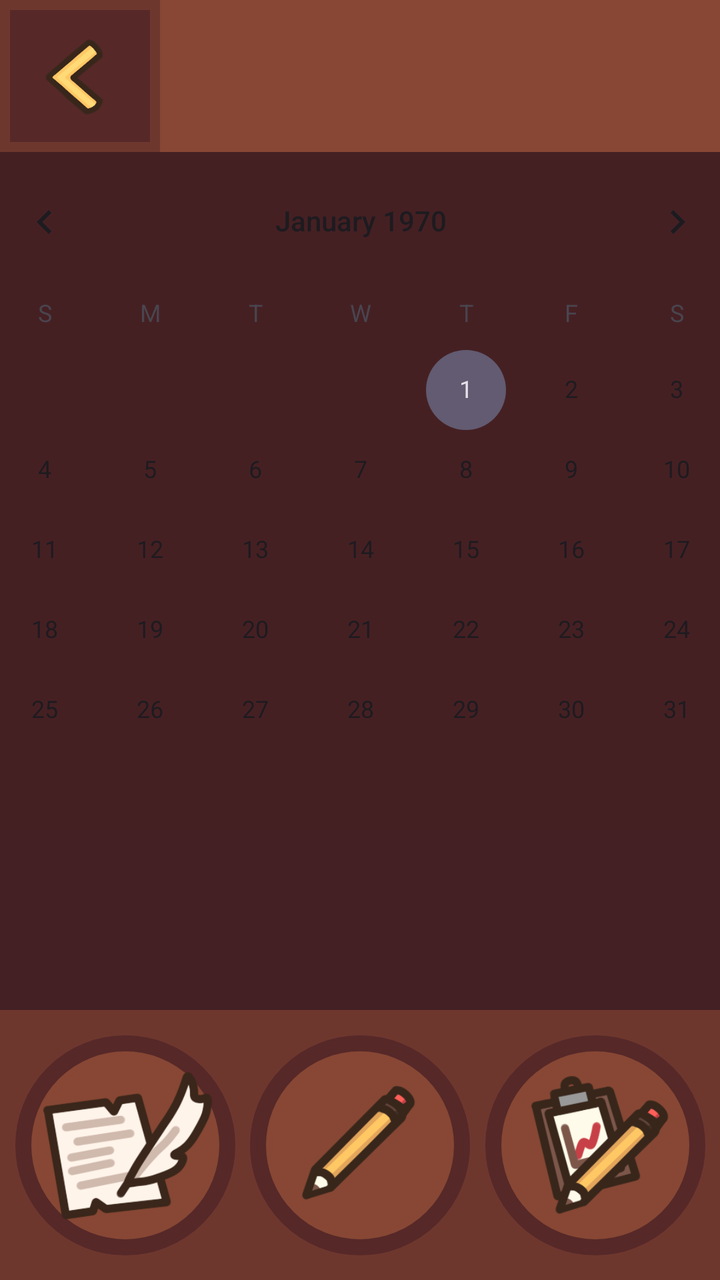
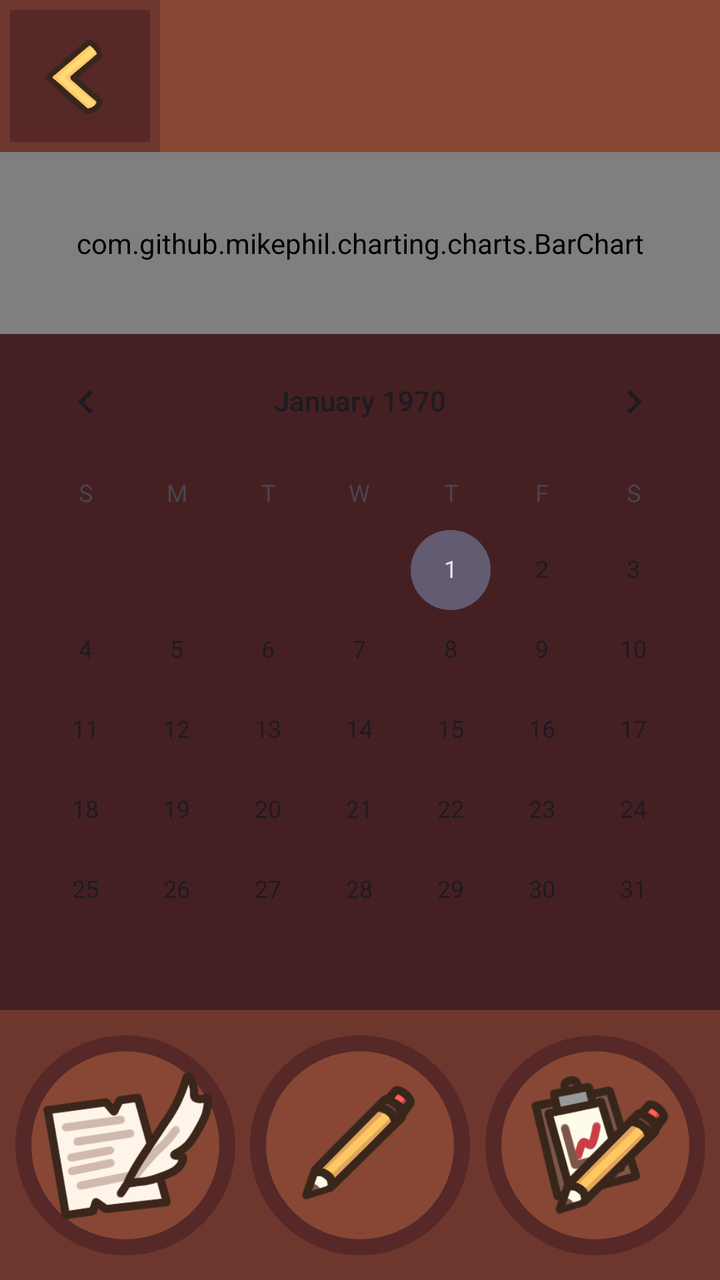

Compare the two renders of this Android layout. The source of the first and the diff that turns it into the second are given below.
<!-- AndroidManifest.xml: application theme Theme.LifeGeon -->
<!-- res/layout/activity_seguimiento.xml -->
<?xml version="1.0" encoding="utf-8"?>
<androidx.constraintlayout.widget.ConstraintLayout xmlns:android="http://schemas.android.com/apk/res/android"
    xmlns:app="http://schemas.android.com/apk/res-auto"
    xmlns:tools="http://schemas.android.com/tools"
    android:id="@+id/main"
    android:layout_width="match_parent"
    android:layout_height="match_parent"
    android:background="#442024"
    tools:context=".Seguimiento">

    <androidx.constraintlayout.widget.ConstraintLayout
        android:id="@+id/contenedorNav"
        android:layout_width="0dp"
        android:layout_height="135dp"
        android:background="#6E372E"
        app:layout_constraintBottom_toBottomOf="parent"
        app:layout_constraintEnd_toEndOf="parent"
        app:layout_constraintHorizontal_bias="0.0"
        app:layout_constraintStart_toStartOf="parent">

        <androidx.constraintlayout.widget.ConstraintLayout
            android:id="@+id/botonDiario"
            android:layout_width="110dp"
            android:layout_height="110dp"
            android:background="@drawable/circulo"
            android:backgroundTint="@color/brown2"
            android:contentDescription="@string/aventura"
            app:layout_constraintBottom_toBottomOf="parent"
            app:layout_constraintEnd_toEndOf="parent"
            app:layout_constraintStart_toEndOf="@+id/botonCrearTarea"
            app:layout_constraintTop_toTopOf="parent">

            <androidx.constraintlayout.widget.ConstraintLayout
                android:layout_width="0dp"
                android:layout_height="0dp"
                android:layout_margin="8dp"
                android:background="@drawable/circulo"
                android:backgroundTint="@color/brown4"
                app:layout_constraintBottom_toBottomOf="parent"
                app:layout_constraintEnd_toEndOf="parent"
                app:layout_constraintStart_toStartOf="parent"
                app:layout_constraintTop_toTopOf="parent">

                <ImageView
                    android:id="@+id/imageView6"
                    android:layout_width="wrap_content"
                    android:layout_height="wrap_content"
                    app:layout_constraintBottom_toBottomOf="parent"
                    app:layout_constraintEnd_toEndOf="parent"
                    app:layout_constraintStart_toStartOf="parent"
                    app:layout_constraintTop_toTopOf="parent"
                    app:srcCompat="@drawable/s2" />
            </androidx.constraintlayout.widget.ConstraintLayout>
        </androidx.constraintlayout.widget.ConstraintLayout>

        <androidx.constraintlayout.widget.ConstraintLayout
            android:id="@+id/botonCrearTarea"
            android:layout_width="110dp"
            android:layout_height="110dp"
            android:background="@drawable/circulo"
            android:backgroundTint="@color/brown2"
            android:contentDescription="@string/btnTarea"
            app:layout_constraintBottom_toBottomOf="parent"
            app:layout_constraintEnd_toEndOf="parent"
            app:layout_constraintStart_toStartOf="parent"
            app:layout_constraintTop_toTopOf="parent">

            <androidx.constraintlayout.widget.ConstraintLayout
                android:layout_width="0dp"
                android:layout_height="0dp"
                android:layout_margin="8dp"
                android:background="@drawable/circulo"
                android:backgroundTint="@color/brown4"
                app:layout_constraintBottom_toBottomOf="parent"
                app:layout_constraintEnd_toEndOf="parent"
                app:layout_constraintStart_toStartOf="parent"
                app:layout_constraintTop_toTopOf="parent">

                <ImageView
                    android:id="@+id/imageView7"
                    android:layout_width="wrap_content"
                    android:layout_height="wrap_content"
                    app:layout_constraintBottom_toBottomOf="parent"
                    app:layout_constraintEnd_toEndOf="parent"
                    app:layout_constraintStart_toStartOf="parent"
                    app:layout_constraintTop_toTopOf="parent"
                    app:srcCompat="@drawable/lapiz" />
            </androidx.constraintlayout.widget.ConstraintLayout>
        </androidx.constraintlayout.widget.ConstraintLayout>

        <androidx.constraintlayout.widget.ConstraintLayout
            android:id="@+id/botonTienda"
            android:layout_width="110dp"
            android:layout_height="110dp"
            android:background="@drawable/circulo"
            android:backgroundTint="@color/brown2"
            android:contentDescription="@string/tienda"
            app:layout_constraintBottom_toBottomOf="parent"
            app:layout_constraintEnd_toStartOf="@+id/botonCrearTarea"
            app:layout_constraintStart_toStartOf="parent"
            app:layout_constraintTop_toTopOf="parent">

            <androidx.constraintlayout.widget.ConstraintLayout
                android:layout_width="0dp"
                android:layout_height="0dp"
                android:layout_margin="8dp"
                android:background="@drawable/circulo"
                android:backgroundTint="@color/brown4"
                app:layout_constraintBottom_toBottomOf="parent"
                app:layout_constraintEnd_toEndOf="parent"
                app:layout_constraintStart_toStartOf="parent"
                app:layout_constraintTop_toTopOf="parent">

                <ImageView
                    android:id="@+id/imageView8"
                    android:layout_width="wrap_content"
                    android:layout_height="wrap_content"
                    app:layout_constraintBottom_toBottomOf="parent"
                    app:layout_constraintEnd_toEndOf="parent"
                    app:layout_constraintStart_toStartOf="parent"
                    app:layout_constraintTop_toTopOf="parent"
                    app:srcCompat="@drawable/escribir" />
            </androidx.constraintlayout.widget.ConstraintLayout>
        </androidx.constraintlayout.widget.ConstraintLayout>
    </androidx.constraintlayout.widget.ConstraintLayout>

    <androidx.constraintlayout.widget.ConstraintLayout
        android:id="@+id/constraintLayout6"
        android:layout_width="0dp"
        android:layout_height="76dp"
        android:background="#874734"
        app:layout_constraintEnd_toEndOf="parent"
        app:layout_constraintStart_toStartOf="parent"
        app:layout_constraintTop_toTopOf="parent">

        <androidx.constraintlayout.widget.ConstraintLayout
            android:layout_width="80dp"
            android:layout_height="0dp"
            android:background="#6E372E"
            android:contentDescription="@string/volver"
            android:onClick="back"
            app:layout_constraintBottom_toBottomOf="parent"
            app:layout_constraintStart_toStartOf="parent"
            app:layout_constraintTop_toTopOf="parent">

            <androidx.constraintlayout.widget.ConstraintLayout
                android:layout_width="0dp"
                android:layout_height="0dp"
                android:layout_margin="5dp"
                android:background="@color/brown2"
                app:layout_constraintBottom_toBottomOf="parent"
                app:layout_constraintEnd_toEndOf="parent"
                app:layout_constraintStart_toStartOf="parent"
                app:layout_constraintTop_toTopOf="parent">

                <ImageView
                    android:id="@+id/imageView4"
                    android:layout_width="wrap_content"
                    android:layout_height="wrap_content"
                    app:layout_constraintBottom_toBottomOf="parent"
                    app:layout_constraintEnd_toEndOf="parent"
                    app:layout_constraintStart_toStartOf="parent"
                    app:layout_constraintTop_toTopOf="parent"
                    app:srcCompat="@drawable/back" />
            </androidx.constraintlayout.widget.ConstraintLayout>
        </androidx.constraintlayout.widget.ConstraintLayout>
    </androidx.constraintlayout.widget.ConstraintLayout>

    <androidx.constraintlayout.widget.ConstraintLayout
        android:layout_width="409dp"
        android:layout_height="0dp"
        android:layout_marginTop="1dp"
        app:layout_constraintEnd_toEndOf="parent"
        app:layout_constraintStart_toStartOf="parent"
        app:layout_constraintTop_toBottomOf="@+id/constraintLayout6">

        <androidx.constraintlayout.widget.ConstraintLayout
            android:id="@+id/constraintLayout8"
            android:layout_width="match_parent"
            android:layout_height="wrap_content"
            android:background="#4F2E26"
            app:layout_constraintBottom_toBottomOf="parent"
            app:layout_constraintEnd_toEndOf="parent"
            app:layout_constraintStart_toStartOf="parent">

            <CalendarView
                android:id="@+id/calendarView3"
                android:layout_width="0dp"
                android:layout_height="wrap_content"
                android:background="#452023"
                android:focusedMonthDateColor="#FFB432"
                android:unfocusedMonthDateColor="#F6F6F6"
                android:weekNumberColor="#FFFFFF"
                android:weekSeparatorLineColor="#673AB7"
                app:layout_constraintBottom_toBottomOf="parent"
                app:layout_constraintEnd_toEndOf="parent"
                app:layout_constraintStart_toStartOf="parent"
                app:layout_constraintTop_toTopOf="parent" />
        </androidx.constraintlayout.widget.ConstraintLayout>

        <androidx.constraintlayout.widget.ConstraintLayout
            android:layout_width="0dp"
            android:layout_height="0dp"
            android:background="#552829"
            app:layout_constraintBottom_toTopOf="@+id/constraintLayout8"
            app:layout_constraintEnd_toEndOf="parent"
            app:layout_constraintStart_toStartOf="parent"
            app:layout_constraintTop_toTopOf="parent">

        </androidx.constraintlayout.widget.ConstraintLayout>

    </androidx.constraintlayout.widget.ConstraintLayout>

</androidx.constraintlayout.widget.ConstraintLayout>
<!-- resources referenced by this layout -->
<resources>
  <color name="brown2">#562828</color>
  <color name="brown4">#874734</color>
  <!-- drawable back: png bitmap (drawable, 11775 bytes) -->
  <!-- drawable circulo (drawable) -->
  <?xml version="1.0" encoding="utf-8"?>
      <shape xmlns:android="http://schemas.android.com/apk/res/android">
          <solid android:color="#FFFFFF"/>
          <stroke android:width="3dp" android:color="#B1BCBE" />
          <corners android:radius="500dp"/>
          <padding android:left="0dp" android:top="0dp" android:right="0dp" android:bottom="0dp" />
      </shape>
  <!-- drawable escribir: png bitmap (drawable, 19107 bytes) -->
  <!-- drawable lapiz: png bitmap (drawable, 8721 bytes) -->
  <!-- drawable s2: png bitmap (drawable, 17964 bytes) -->
  <string name="aventura">Jugar</string>
  <string name="btnTarea">Crear Tarea</string>
  <string name="tienda">Tienda</string>
  <string name="volver">Volver atras</string>
  <style name="Theme.LifeGeon" parent="Base.Theme.LifeGeon" />
  <style name="Base.Theme.LifeGeon" parent="Theme.Material3.DayNight.NoActionBar">
          
          
      </style>
</resources>

<!-- the commit's change to res/layout/activity_seguimiento.xml (unified diff, before → after) -->
@@ -45,6 +45,8 @@
                     android:id="@+id/imageView6"
                     android:layout_width="wrap_content"
                     android:layout_height="wrap_content"
+                    android:contentDescription="@string/btnStats"
+                    android:onClick="intentStats"
                     app:layout_constraintBottom_toBottomOf="parent"
                     app:layout_constraintEnd_toEndOf="parent"
                     app:layout_constraintStart_toStartOf="parent"
@@ -80,6 +82,7 @@
                     android:id="@+id/imageView7"
                     android:layout_width="wrap_content"
                     android:layout_height="wrap_content"
+                    android:contentDescription="@string/btnCrearDiario"
                     app:layout_constraintBottom_toBottomOf="parent"
                     app:layout_constraintEnd_toEndOf="parent"
                     app:layout_constraintStart_toStartOf="parent"
@@ -115,6 +118,8 @@
                     android:id="@+id/imageView8"
                     android:layout_width="wrap_content"
                     android:layout_height="wrap_content"
+                    android:contentDescription="@string/btnDiario"
+                    android:onClick="intentDiario"
                     app:layout_constraintBottom_toBottomOf="parent"
                     app:layout_constraintEnd_toEndOf="parent"
                     app:layout_constraintStart_toStartOf="parent"
@@ -167,9 +172,9 @@
     </androidx.constraintlayout.widget.ConstraintLayout>
 
     <androidx.constraintlayout.widget.ConstraintLayout
-        android:layout_width="409dp"
+        android:layout_width="0dp"
         android:layout_height="0dp"
-        android:layout_marginTop="1dp"
+        app:layout_constraintBottom_toTopOf="@+id/contenedorNav"
         app:layout_constraintEnd_toEndOf="parent"
         app:layout_constraintStart_toStartOf="parent"
         app:layout_constraintTop_toBottomOf="@+id/constraintLayout6">
@@ -199,6 +204,7 @@
         </androidx.constraintlayout.widget.ConstraintLayout>
 
         <androidx.constraintlayout.widget.ConstraintLayout
+            android:id="@+id/graph"
             android:layout_width="0dp"
             android:layout_height="0dp"
             android:background="#552829"
@@ -207,6 +213,15 @@
             app:layout_constraintStart_toStartOf="parent"
             app:layout_constraintTop_toTopOf="parent">
 
+            <com.github.mikephil.charting.charts.BarChart
+                android:id="@+id/barChart"
+                android:layout_width="0dp"
+                android:layout_height="0dp"
+                android:background="#552829"
+                app:layout_constraintBottom_toBottomOf="parent"
+                app:layout_constraintEnd_toEndOf="parent"
+                app:layout_constraintStart_toStartOf="parent"
+                app:layout_constraintTop_toTopOf="parent"></com.github.mikephil.charting.charts.BarChart>
         </androidx.constraintlayout.widget.ConstraintLayout>
 
     </androidx.constraintlayout.widget.ConstraintLayout>
<!-- resource entries referenced after the edit -->
@@ -15,6 +15,9 @@
   <!-- drawable lapiz: png bitmap (drawable, 8721 bytes) -->
   <!-- drawable s2: png bitmap (drawable, 17964 bytes) -->
   <string name="aventura">Jugar</string>
+  <string name="btnCrearDiario">Crear una entrada en el diario</string>
+  <string name="btnDiario">Ver todas tus entradas del diario</string>
+  <string name="btnStats">Estadisticas</string>
   <string name="btnTarea">Crear Tarea</string>
   <string name="tienda">Tienda</string>
   <string name="volver">Volver atras</string>
